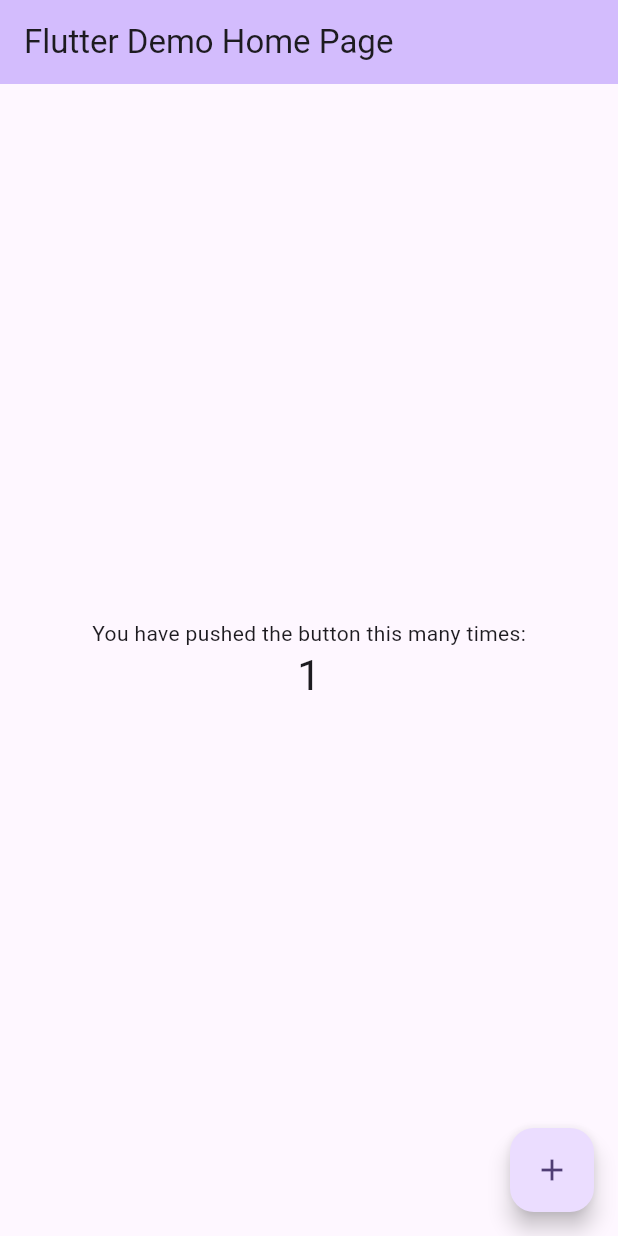
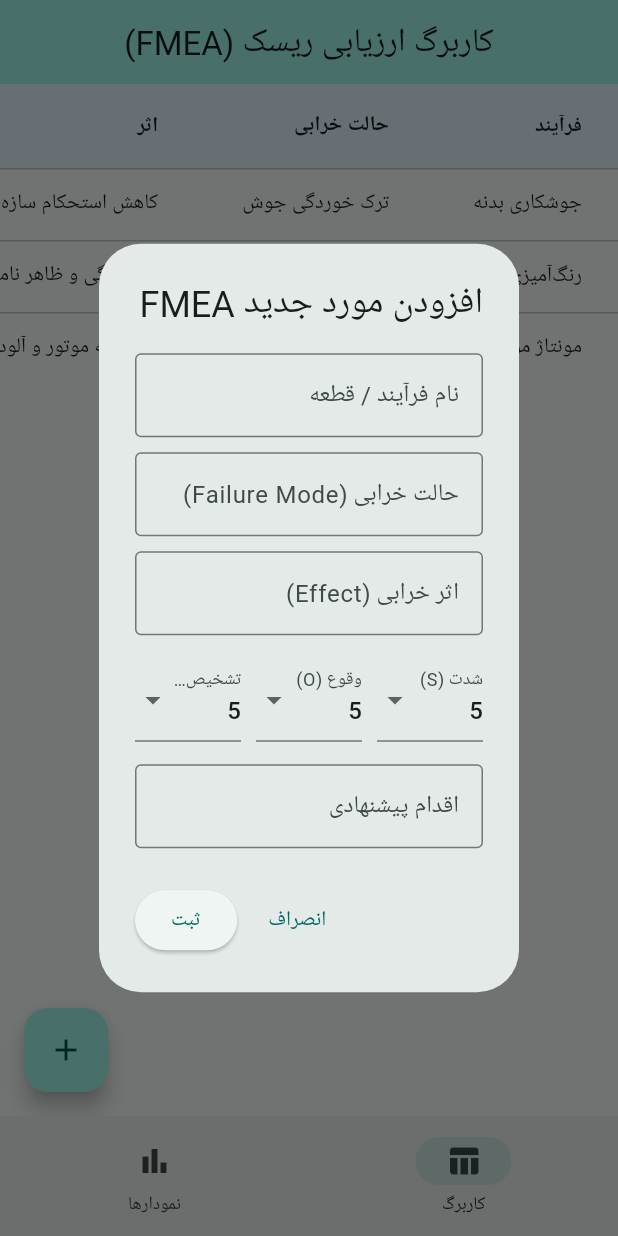
Before and after one commit to could-ai/019adf1f-3f37-7ab0-8295-e373e03b891a, a Flutter app: the screen it shows after launch, after a tap on the "add" icon, on a phone screen of 412 x 824 dp. Run offline on Flutter 3.47's test engine with Material 3 defaults, Android fonts, the phone set to English and light mode, and no system bars; our stand-ins replace fl_chart.

Commit message:
Added fl_chart for RPN visualization, flutter_localizations for Persian RTL support, and intl for formatting.; Created FmeaItem data model to store risk assessment data including Severity, Occurrence, Detection, and automatic RPN calculation.; Created RpnChartScreen using fl_chart to visualize Risk Priority Numbers (RPN) in a bar chart, color-coded by severity (Green/Orange/Red).; Created WorksheetScreen containing a DataTable for FMEA entries and a dialog form for adding new risk assessments with S, O, D inputs.; Configured main.dart with Persian localization (RTL), sample data, and navigation between Worksheet and Chart screens.

```diff
--- a/usr/lib/main.dart
+++ b/usr/lib/main.dart
@@ -1,123 +1,135 @@
 import 'package:flutter/material.dart';
+import 'package:flutter_localizations/flutter_localizations.dart';
+import 'models/fmea_item.dart';
+import 'screens/worksheet_screen.dart';
+import 'screens/chart_screen.dart';
 
 void main() {
-  runApp(const MyApp());
+  runApp(const FmeaApp());
 }
 
-class MyApp extends StatelessWidget {
-  const MyApp({super.key});
+class FmeaApp extends StatelessWidget {
+  const FmeaApp({super.key});
 
-  // This widget is the root of your application.
   @override
   Widget build(BuildContext context) {
     return MaterialApp(
-      title: 'Flutter Demo',
+      title: 'نرم‌افزار FMEA',
       debugShowCheckedModeBanner: false,
+      // تنظیمات زبان فارسی و راست‌چین
+      localizationsDelegates: const [
+        GlobalMaterialLocalizations.delegate,
+        GlobalWidgetsLocalizations.delegate,
+        GlobalCupertinoLocalizations.delegate,
+      ],
+      supportedLocales: const [
+        Locale('fa', ''), // Persian
+      ],
+      locale: const Locale('fa', ''),
       theme: ThemeData(
-        // This is the theme of your application.
-        //
-        // TRY THIS: Try running your application with "flutter run". You'll see
-        // the application has a purple toolbar. Then, without quitting the app,
-        // try changing the seedColor in the colorScheme below to Colors.green
-        // and then invoke "hot reload" (save your changes or press the "hot
-        // reload" button in a Flutter-supported IDE, or press "r" if you used
-        // the command line to start the app).
-        //
-        // Notice that the counter didn't reset back to zero; the application
-        // state is not lost during the reload. To reset the state, use hot
-        // restart instead.
-        //
-        // This works for code too, not just values: Most code changes can be
-        // tested with just a hot reload.
-        colorScheme: ColorScheme.fromSeed(seedColor: Colors.deepPurple),
+        colorScheme: ColorScheme.fromSeed(seedColor: Colors.teal),
+        useMaterial3: true,
+        fontFamily: 'Roboto', // In a real app, use a Persian font like Vazirmatn
       ),
-      initialRoute: '/',
-      routes: {
-        '/': (context) => const MyHomePage(title: 'Flutter Demo Home Page'),
-      },
+      home: const MainScreen(),
     );
   }
 }
 
-class MyHomePage extends StatefulWidget {
-  const MyHomePage({super.key, required this.title});
-
-  // This widget is the home page of your application. It is stateful, meaning
-  // that it has a State object (defined below) that contains fields that affect
-  // how it looks.
-
-  // This class is the configuration for the state. It holds the values (in this
-  // case the title) provided by the parent (in this case the App widget) and
-  // used by the build method of the State. Fields in a Widget subclass are
-  // always marked "final".
-
-  final String title;
+class MainScreen extends StatefulWidget {
+  const MainScreen({super.key});
 
   @override
-  State<MyHomePage> createState() => _MyHomePageState();
+  State<MainScreen> createState() => _MainScreenState();
 }
 
-class _MyHomePageState extends State<MyHomePage> {
-  int _counter = 0;
+class _MainScreenState extends State<MainScreen> {
+  int _selectedIndex = 0;
 
-  void _incrementCounter() {
+  // داده‌های نمونه اولیه
+  final List<FmeaItem> _items = [
+    FmeaItem(
+      id: '1',
+      processName: 'جوشکاری بدنه',
+      failureMode: 'ترک خوردگی جوش',
+      failureEffect: 'کاهش استحکام سازه',
+      severity: 8,
+      occurrence: 4,
+      detection: 6,
+      recommendedAction: 'بازرسی اولتراسونیک',
+    ),
+    FmeaItem(
+      id: '2',
+      processName: 'رنگ‌آمیزی',
+      failureMode: 'پوسته شدن رنگ',
+      failureEffect: 'زنگ زدگی و ظاهر نامناسب',
+      severity: 5,
+      occurrence: 7,
+      detection: 3,
+      recommendedAction: 'کنترل دمای کوره',
+    ),
+    FmeaItem(
+      id: '3',
+      processName: 'مونتاژ موتور',
+      failureMode: 'نشت روغن',
+      failureEffect: 'آسیب به موتور و آلودگی',
+      severity: 9,
+      occurrence: 3,
+      detection: 8,
+      recommendedAction: 'تست فشار ۱۰۰٪',
+    ),
+  ];
+
+  void _addItem(FmeaItem item) {
     setState(() {
-      // This call to setState tells the Flutter framework that something has
-      // changed in this State, which causes it to rerun the build method below
-      // so that the display can reflect the updated values. If we changed
-      // _counter without calling setState(), then the build method would not be
-      // called again, and so nothing would appear to happen.
-      _counter++;
+      _items.add(item);
+    });
+  }
+
+  void _deleteItem(String id) {
+    setState(() {
+      _items.removeWhere((item) => item.id == id);
     });
   }
 
   @override
   Widget build(BuildContext context) {
-    // This method is rerun every time setState is called, for instance as done
-    // by the _incrementCounter method above.
-    //
-    // The Flutter framework has been optimized to make rerunning build methods
-    // fast, so that you can just rebuild anything that needs updating rather
-    // than having to individually change instances of widgets.
+    final List<Widget> pages = [
+      WorksheetScreen(
+        items: _items,
+        onAddItem: _addItem,
+        onDeleteItem: _deleteItem,
+      ),
+      RpnChartScreen(items: _items),
+    ];
+
     return Scaffold(
       appBar: AppBar(
-        // TRY THIS: Try changing the color here to a specific color (to
-        // Colors.amber, perhaps?) and trigger a hot reload to see the AppBar
-        // change color while the other colors stay the same.
-        backgroundColor: Theme.of(context).colorScheme.inversePrimary,
-        // Here we take the value from the MyHomePage object that was created by
-        // the App.build method, and use it to set our appbar title.
-        title: Text(widget.title),
+        title: Text(_selectedIndex == 0 ? 'کاربرگ ارزیابی ریسک (FMEA)' : 'نمودار تحلیل RPN'),
+        backgroundColor: Theme.of(context).colorScheme.primaryContainer,
+        centerTitle: true,
       ),
-      body: Center(
-        // Center is a layout widget. It takes a single child and positions it
-        // in the middle of the parent.
-        child: Column(
-          // Column is also a layout widget. It takes a list of children and
-          // arranges them vertically. By default, it sizes itself to fit its
-          // children horizontally, and tries to be as tall as its parent.
-          //
-          // Column has various properties to control how it sizes itself and
-          // how it positions its children. Here we use mainAxisAlignment to
-          // center the children vertically; the main axis here is the vertical
-          // axis because Columns are vertical (the cross axis would be
-          // horizontal).
-          //
-          // TRY THIS: Invoke "debug painting" (choose the "Toggle Debug Paint"
-          // action in the IDE, or press "p" in the console), to see the
-          // wireframe for each widget.
-          mainAxisAlignment: MainAxisAlignment.center,
-          children: <Widget>[
-            const Text('You have pushed the button this many times:'),
-            Text('$_counter', style: Theme.of(context).textTheme.headlineMedium),
-          ],
-        ),
+      body: pages[_selectedIndex],
+      bottomNavigationBar: NavigationBar(
+        selectedIndex: _selectedIndex,
+        onDestinationSelected: (int index) {
+          setState(() {
+            _selectedIndex = index;
+          });
+        },
+        destinations: const [
+          NavigationDestination(
+            icon: Icon(Icons.table_chart_outlined),
+            selectedIcon: Icon(Icons.table_chart),
+            label: 'کاربرگ',
+          ),
+          NavigationDestination(
+            icon: Icon(Icons.bar_chart_outlined),
+            selectedIcon: Icon(Icons.bar_chart),
+            label: 'نمودارها',
+          ),
+        ],
       ),
-      floatingActionButton: FloatingActionButton(
-        onPressed: _incrementCounter,
-        tooltip: 'Increment',
-        child: const Icon(Icons.add),
-      ), // This trailing comma makes auto-formatting nicer for build methods.
     );
   }
 }
--- /dev/null
+++ b/usr/lib/models/fmea_item.dart
@@ -0,0 +1,24 @@
+class FmeaItem {
+  String id;
+  String processName; // نام فرآیند
+  String failureMode; // حالت خرابی
+  String failureEffect; // اثر خرابی
+  int severity; // شدت (S)
+  int occurrence; // وقوع (O)
+  int detection; // تشخیص (D)
+  String recommendedAction; // اقدام پیشنهادی
+
+  FmeaItem({
+    required this.id,
+    required this.processName,
+    required this.failureMode,
+    required this.failureEffect,
+    required this.severity,
+    required this.occurrence,
+    required this.detection,
+    this.recommendedAction = '',
+  });
+
+  // محاسبه نمره اولویت ریسک
+  int get rpn => severity * occurrence * detection;
+}
--- /dev/null
+++ b/usr/lib/screens/worksheet_screen.dart
@@ -0,0 +1,216 @@
+import 'package:flutter/material.dart';
+import '../models/fmea_item.dart';
+
+class WorksheetScreen extends StatefulWidget {
+  final List<FmeaItem> items;
+  final Function(FmeaItem) onAddItem;
+  final Function(String) onDeleteItem;
+
+  const WorksheetScreen({
+    super.key,
+    required this.items,
+    required this.onAddItem,
+    required this.onDeleteItem,
+  });
+
+  @override
+  State<WorksheetScreen> createState() => _WorksheetScreenState();
+}
+
+class _WorksheetScreenState extends State<WorksheetScreen> {
+  @override
+  Widget build(BuildContext context) {
+    return Scaffold(
+      body: widget.items.isEmpty
+          ? Center(
+              child: Column(
+                mainAxisAlignment: MainAxisAlignment.center,
+                children: [
+                  const Icon(Icons.assignment_outlined, size: 64, color: Colors.grey),
+                  const SizedBox(height: 16),
+                  const Text('هنوز موردی ثبت نشده است'),
+                  const SizedBox(height: 8),
+                  ElevatedButton.icon(
+                    onPressed: () => _showAddDialog(context),
+                    icon: const Icon(Icons.add),
+                    label: const Text('افزودن مورد جدید'),
+                  ),
+                ],
+              ),
+            )
+          : SingleChildScrollView(
+              scrollDirection: Axis.vertical,
+              child: SingleChildScrollView(
+                scrollDirection: Axis.horizontal,
+                child: DataTable(
+                  headingRowColor: WidgetStateProperty.all(Colors.blue.shade50),
+                  columns: const [
+                    DataColumn(label: Text('فرآیند', style: TextStyle(fontWeight: FontWeight.bold))),
+                    DataColumn(label: Text('حالت خرابی', style: TextStyle(fontWeight: FontWeight.bold))),
+                    DataColumn(label: Text('اثر', style: TextStyle(fontWeight: FontWeight.bold))),
+                    DataColumn(label: Text('S', tooltip: 'شدت (Severity)')),
+                    DataColumn(label: Text('O', tooltip: 'وقوع (Occurrence)')),
+                    DataColumn(label: Text('D', tooltip: 'تشخیص (Detection)')),
+                    DataColumn(label: Text('RPN', style: TextStyle(fontWeight: FontWeight.bold, color: Colors.blue))),
+                    DataColumn(label: Text('اقدام پیشنهادی', style: TextStyle(fontWeight: FontWeight.bold))),
+                    DataColumn(label: Text('عملیات')),
+                  ],
+                  rows: widget.items.map((item) {
+                    return DataRow(cells: [
+                      DataCell(Text(item.processName)),
+                      DataCell(Text(item.failureMode)),
+                      DataCell(Text(item.failureEffect)),
+                      DataCell(Text(item.severity.toString())),
+                      DataCell(Text(item.occurrence.toString())),
+                      DataCell(Text(item.detection.toString())),
+                      DataCell(
+                        Container(
+                          padding: const EdgeInsets.symmetric(horizontal: 8, vertical: 4),
+                          decoration: BoxDecoration(
+                            color: _getRpnColor(item.rpn).withOpacity(0.2),
+                            borderRadius: BorderRadius.circular(4),
+                            border: Border.all(color: _getRpnColor(item.rpn)),
+                          ),
+                          child: Text(
+                            item.rpn.toString(),
+                            style: TextStyle(
+                              fontWeight: FontWeight.bold,
+                              color: _getRpnColor(item.rpn),
+                            ),
+                          ),
+                        ),
+                      ),
+                      DataCell(Text(item.recommendedAction)),
+                      DataCell(
+                        IconButton(
+                          icon: const Icon(Icons.delete, color: Colors.red),
+                          onPressed: () => widget.onDeleteItem(item.id),
+                        ),
+                      ),
+                    ]);
+                  }).toList(),
+                ),
+              ),
+            ),
+      floatingActionButton: FloatingActionButton(
+        onPressed: () => _showAddDialog(context),
+        child: const Icon(Icons.add),
+      ),
+    );
+  }
+
+  Color _getRpnColor(int rpn) {
+    if (rpn > 300) return Colors.red;
+    if (rpn > 100) return Colors.orange;
+    return Colors.green;
+  }
+
+  void _showAddDialog(BuildContext context) {
+    final formKey = GlobalKey<FormState>();
+    String process = '';
+    String mode = '';
+    String effect = '';
+    int s = 5;
+    int o = 5;
+    int d = 5;
+    String action = '';
+
+    showDialog(
+      context: context,
+      builder: (ctx) => AlertDialog(
+        title: const Text('افزودن مورد جدید FMEA'),
+        content: SingleChildScrollView(
+          child: Form(
+            key: formKey,
+            child: Column(
+              mainAxisSize: MainAxisSize.min,
+              children: [
+                TextFormField(
+                  decoration: const InputDecoration(labelText: 'نام فرآیند / قطعه', border: OutlineInputBorder()),
+                  validator: (v) => v!.isEmpty ? 'الزامی' : null,
+                  onSaved: (v) => process = v!,
+                ),
+                const SizedBox(height: 10),
+                TextFormField(
+                  decoration: const InputDecoration(labelText: 'حالت خرابی (Failure Mode)', border: OutlineInputBorder()),
+                  validator: (v) => v!.isEmpty ? 'الزامی' : null,
+                  onSaved: (v) => mode = v!,
+                ),
+                const SizedBox(height: 10),
+                TextFormField(
+                  decoration: const InputDecoration(labelText: 'اثر خرابی (Effect)', border: OutlineInputBorder()),
+                  validator: (v) => v!.isEmpty ? 'الزامی' : null,
+                  onSaved: (v) => effect = v!,
+                ),
+                const SizedBox(height: 15),
+                Row(
+                  children: [
+                    Expanded(
+                      child: DropdownButtonFormField<int>(
+                        value: s,
+                        decoration: const InputDecoration(labelText: 'شدت (S)'),
+                        items: List.generate(10, (i) => i + 1)
+                            .map((e) => DropdownMenuItem(value: e, child: Text(e.toString())))
+                            .toList(),
+                        onChanged: (v) => s = v!,
+                      ),
+                    ),
+                    const SizedBox(width: 10),
+                    Expanded(
+                      child: DropdownButtonFormField<int>(
+                        value: o,
+                        decoration: const InputDecoration(labelText: 'وقوع (O)'),
+                        items: List.generate(10, (i) => i + 1)
+                            .map((e) => DropdownMenuItem(value: e, child: Text(e.toString())))
+                            .toList(),
+                        onChanged: (v) => o = v!,
+                      ),
+                    ),
+                    const SizedBox(width: 10),
+                    Expanded(
+                      child: DropdownButtonFormField<int>(
+                        value: d,
+                        decoration: const InputDecoration(labelText: 'تشخیص (D)'),
+                        items: List.generate(10, (i) => i + 1)
+                            .map((e) => DropdownMenuItem(value: e, child: Text(e.toString())))
+                            .toList(),
+                        onChanged: (v) => d = v!,
+                      ),
+                    ),
+                  ],
+                ),
+                const SizedBox(height: 15),
+                TextFormField(
+                  decoration: const InputDecoration(labelText: 'اقدام پیشنهادی', border: OutlineInputBorder()),
+                  onSaved: (v) => action = v ?? '',
+                ),
+              ],
+            ),
+          ),
+        ),
+        actions: [
+          TextButton(onPressed: () => Navigator.pop(ctx), child: const Text('انصراف')),
+          ElevatedButton(
+            onPressed: () {
+              if (formKey.currentState!.validate()) {
+                formKey.currentState!.save();
+                widget.onAddItem(FmeaItem(
+                  id: DateTime.now().toIso8601String(),
+                  processName: process,
+                  failureMode: mode,
+                  failureEffect: effect,
+                  severity: s,
+                  occurrence: o,
+                  detection: d,
+                  recommendedAction: action,
+                ));
+                Navigator.pop(ctx);
+              }
+            },
+            child: const Text('ثبت'),
+          ),
+        ],
+      ),
+    );
+  }
+}
```
Also changed, not shown: usr/lib/screens/chart_screen.dart (added, +175 -0 lines), usr/pubspec.yaml (+8 -69 lines).
